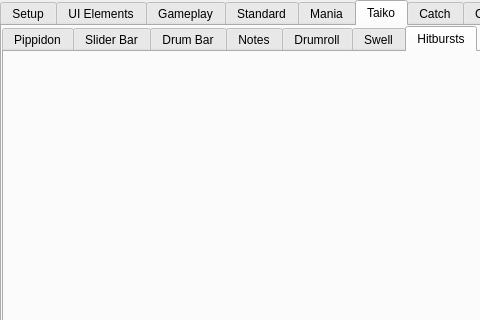
The window that osu_skin_helper.ui (2jonnyb/Osu-Skin-Helper) describes before a commit, drawn with Qt 5; both pictures show x 0 to 480 and y 0 to 320 of the 954 by 863 pixel window.
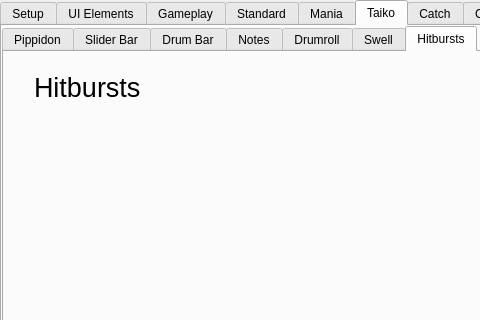
The same window after the commit. The open tabs and pages were chosen to show the change.

Commit message: Added missing headers

Diff of the .ui file:
```diff
--- a/osu_skin_helper.ui
+++ b/osu_skin_helper.ui
@@ -15,6 +15,9 @@
   </property>
   <widget class="QWidget" name="centralwidget">
    <widget class="QTabWidget" name="tabWidget_2">
+    <property name="enabled">
+     <bool>true</bool>
+    </property>
     <property name="geometry">
      <rect>
       <x>0</x>
@@ -751,6 +754,24 @@
        <attribute name="title">
         <string>Hitbursts</string>
        </attribute>
+       <widget class="QLabel" name="label_header_standard_hitbursts_12">
+        <property name="geometry">
+         <rect>
+          <x>30</x>
+          <y>20</y>
+          <width>141</width>
+          <height>31</height>
+         </rect>
+        </property>
+        <property name="font">
+         <font>
+          <pointsize>20</pointsize>
+         </font>
+        </property>
+        <property name="text">
+         <string>Hitbursts</string>
+        </property>
+       </widget>
       </widget>
      </widget>
     </widget>
```
Left out of the diff: 337 changed lines with no effect on the pictures. The commit also changes 2 other files.
